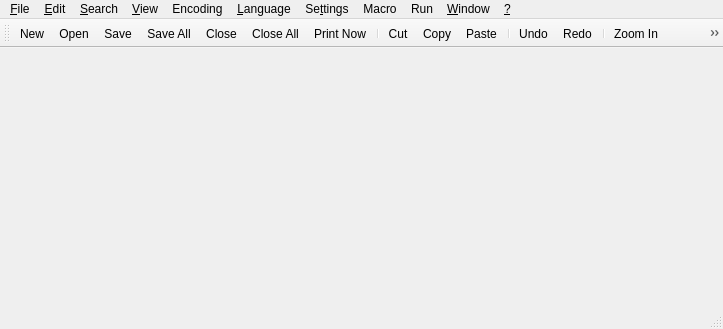
Qt form src/mainwindow.ui (notepadqq/notepadqq) before a commit.
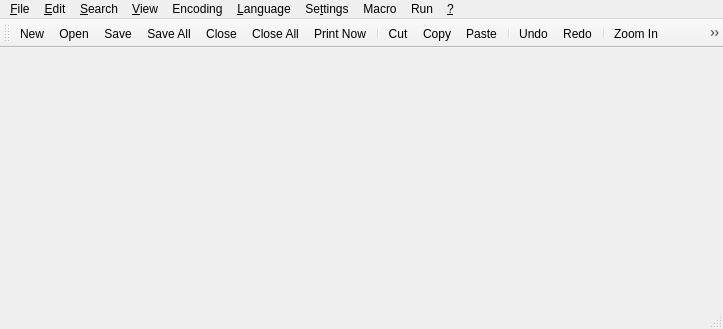
The same form after that commit. Icons and pictures are not drawn.

Commit message: Add 'run' links and remove old 'Window' menu

What changed in the file:
```diff
--- a/src/mainwindow.ui
+++ b/src/mainwindow.ui
@@ -416,11 +416,6 @@
      <string>Se&amp;ttings</string>
     </property>
    </widget>
-   <widget class="QMenu" name="menu_Window">
-    <property name="title">
-     <string>&amp;Window</string>
-    </property>
-   </widget>
    <widget class="QMenu" name="menu">
     <property name="title">
      <string>&amp;?</string>
@@ -469,7 +464,6 @@
    <addaction name="menuSe_ttings"/>
    <addaction name="menuMacro"/>
    <addaction name="menuRun"/>
-   <addaction name="menu_Window"/>
    <addaction name="menu"/>
   </widget>
   <widget class="QToolBar" name="mainToolBar">
```
The commit also changes 2 other files.
